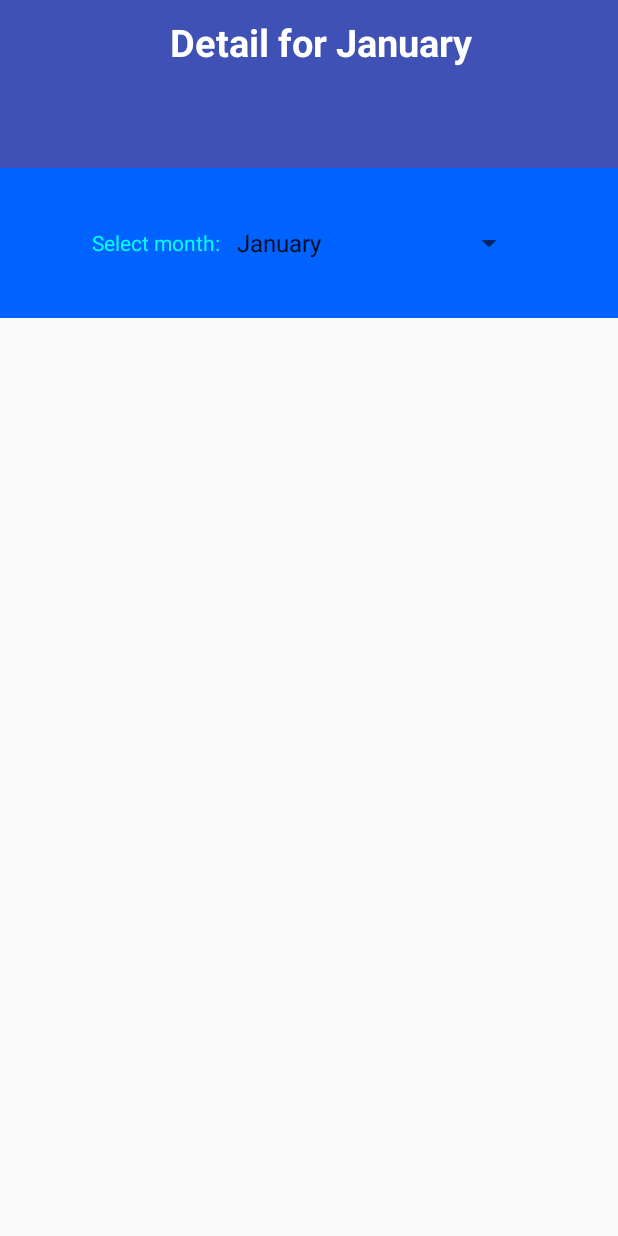
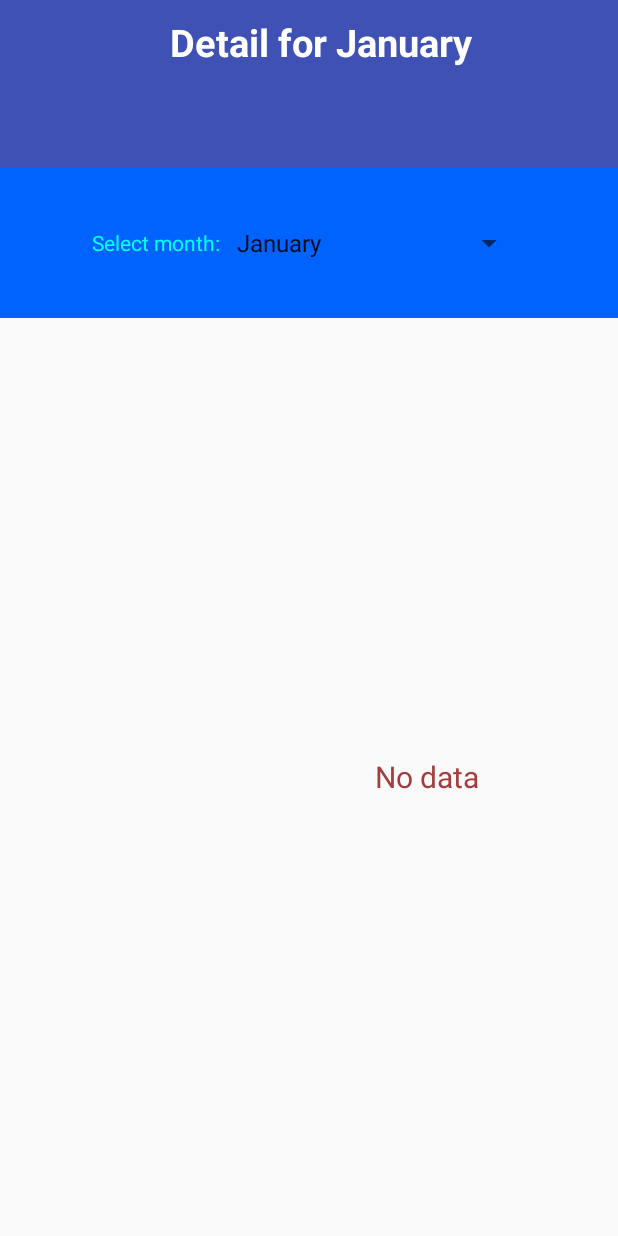
Before and after one commit to yuhny/MyWallet, an Android app: the fragment DetailScreenFragment placed in its activity, on a phone screen of 412 x 824 dp. Run offline under Robolectric (Android 15) with nearby library versions, the phone set to English and light mode, and no system bars.

Commit message:
handle no data in detailscreen

```diff
--- a/app/src/main/java/com/terralogic/mywallet/fragment/DetailScreenFragment.java
+++ b/app/src/main/java/com/terralogic/mywallet/fragment/DetailScreenFragment.java
@@ -7,6 +7,8 @@ import android.support.annotation.NonNull;
 import android.support.annotation.Nullable;
 import android.support.annotation.RequiresApi;
 import android.support.v4.app.Fragment;
+import android.support.v4.app.FragmentManager;
+import android.support.v4.app.FragmentTransaction;
 import android.support.v7.widget.Toolbar;
 import android.view.LayoutInflater;
 import android.view.View;
@@ -45,8 +47,9 @@ public class DetailScreenFragment extends Fragment {
     HashMap<Integer, List<Item>> listId;
     private Toolbar mToolbar;
     private TextView mTitle;
+    private TextView mNotify;
 
-   // @RequiresApi(api = Build.VERSION_CODES.M)
+    // @RequiresApi(api = Build.VERSION_CODES.M)
     @Nullable
     @Override
     public View onCreateView(LayoutInflater inflater, @Nullable ViewGroup container,
@@ -57,7 +60,9 @@ public class DetailScreenFragment extends Fragment {
 
         mToolbar = ((ManageActivity) getActivity()).findViewById( R.id.toolbar );
         mTitle = ((ManageActivity) getActivity()).findViewById( R.id.txtTitle );
-////        mTitle.setText( "Detail for month" );
+        mNotify = view.findViewById( R.id.txtNotify );
+       // mNotify.setVisibility( View.INVISIBLE );
+       // mNotify.setText( "No Data" );
 
 
         spinner = view.findViewById( R.id.spinner_month );
@@ -79,7 +84,7 @@ public class DetailScreenFragment extends Fragment {
                 android.R.layout.simple_spinner_item, arrayMonth );
         arrayAdapter.setDropDownViewResource( R.layout.support_simple_spinner_dropdown_item );
         spinner.setAdapter( arrayAdapter );
-        spinner.setOnItemSelectedListener(onItemSelectedListener());
+        spinner.setOnItemSelectedListener( onItemSelectedListener() );
 
 
         expListView = view.findViewById( R.id.expandableListView );
@@ -88,12 +93,21 @@ public class DetailScreenFragment extends Fragment {
         return view;
     }
 
-    private AdapterView.OnItemSelectedListener onItemSelectedListener(){
-       return new AdapterView.OnItemSelectedListener() {
+    private AdapterView.OnItemSelectedListener onItemSelectedListener() {
+        return new AdapterView.OnItemSelectedListener() {
             @Override
             public void onItemSelected(AdapterView<?> adapterView, View view, int i, long l) {
                 prepareListData();
                 //listAdapter.notify();
+                if(listDataItem.size() > 0 )
+                {
+                    mNotify.setVisibility(View.INVISIBLE );
+                }
+                else
+                {
+                    mNotify.setVisibility(View.VISIBLE );
+                    mNotify.setText( "No data" );
+                }
                 listAdapter = new com.terralogic.mywallet.adapter.ExpandableListAdapter(
                         view.getContext(), listDataGroup, listDataItem );
 
@@ -101,8 +115,12 @@ public class DetailScreenFragment extends Fragment {
                 int itemCount = expListView.getCount();
                 for (int j = 0; j < itemCount; j++) {
                     expListView.expandGroup( j );
+
                 }
-                mTitle.setText( "Detail for "+spinner.getSelectedItem() );
+                mTitle.setText( "Detail for " + spinner.getSelectedItem() );
+
+
+
             }
 
             @Override
@@ -125,8 +143,8 @@ public class DetailScreenFragment extends Fragment {
             long money = 0;
 
             for (Item item : itemList) {
-                if (item.getmIdGroup() == gi.getcIdGroup() ) {
-                    if(spinner.getSelectedItemPosition() == item.getmDate().getMonth()) {
+                if (item.getmIdGroup() == gi.getcIdGroup()) {
+                    if (spinner.getSelectedItemPosition() == item.getmDate().getMonth()) {
                         listItem.add( item );
                         if (item.getmType() == ItemType.INCOME) {
                             money += Long.parseLong( item.getmMoney() );
@@ -139,43 +157,19 @@ public class DetailScreenFragment extends Fragment {
 
             if (listItem.size() > 0) {
                 listDataItem.put( gi, listItem );
-                gi.setcMoney( money+"" );
+                gi.setcMoney( money + "" );
+                //mNotify.setVisibility(View.INVISIBLE );
                 listDataGroup.add( gi );
             }
+//           else
+//            {
+//                mNotify.setVisibility( View.VISIBLE );
+//                mNotify.setText( "No data" );
+//            }
+
 
         }
 
-//            for (GroupItem gi : listDataGroup) {
-//                ArrayList<Item> list = new ArrayList<>();
-//                listId.put( gi.getcIdGroup(), list );
-//
-//                }
-//
-//                for(Item item : itemList)
-//                {
-//                    ArrayList<Item> list = (ArrayList<Item>) listId.get( item.getmIdGroup() );
-//                    list.add( item );
-//                    listId.put( item.getmIdGroup(),list );
-//                }
-//
-//                for(GroupItem gr:listDataGroup)
-//                {
-//                    List<Item> list1 = listId.get( gr.getcIdGroup() );
-//                    listDataItem.put( gr,list1 );
-//                }
-
-
-    }
-
-    private void handleMoneyCategory() {
-        MySQLite sqLite1 = new MySQLite( this.getContext() );
-        List<Item> itemList = sqLite1.getListItem();
-        List<GroupItem> listDataGroup = sqLite1.getListCategory();
-
-
-        for (GroupItem gritem : listDataGroup) {
-
-        }
     }
 
 
--- a/app/src/main/res/layout/fragment_detail_screen.xml
+++ b/app/src/main/res/layout/fragment_detail_screen.xml
@@ -37,12 +37,20 @@
         android:id="@+id/frameContent2"
         android:layout_width="match_parent"
         android:layout_height="match_parent">
-
         <ExpandableListView
             android:layout_width="match_parent"
             android:layout_height="match_parent"
             android:id="@+id/expandableListView"
             ></ExpandableListView>
+        <TextView
+            android:layout_width="wrap_content"
+            android:layout_height="wrap_content"
+            android:textColor="#a43c3c"
+            android:textSize="20sp"
+            android:id="@+id/txtNotify"
+            android:layout_gravity="center_vertical"
+            android:layout_marginLeft="250dp"
+            />
 
     </FrameLayout>
 
```
Also changed, not shown: app/src/main/java/com/terralogic/mywallet/MainActivity.java (+9 -23 lines), app/src/main/java/com/terralogic/mywallet/activity/ReLogin.java (+39 -0 lines), app/src/main/res/layout/activity_main.xml (+11 -5 lines).
